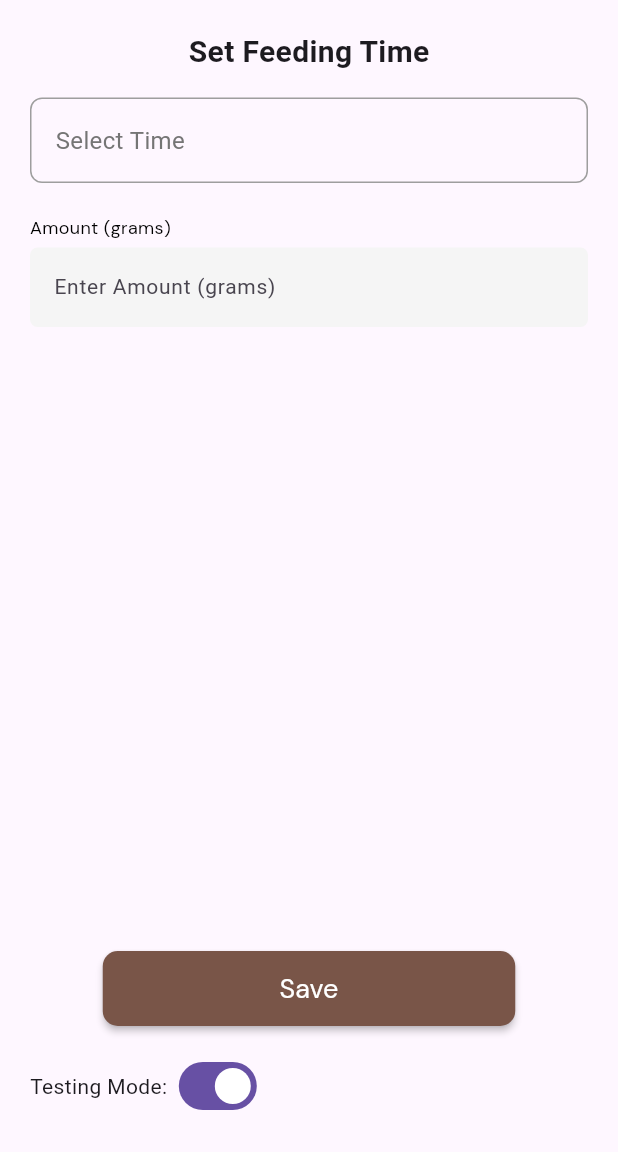
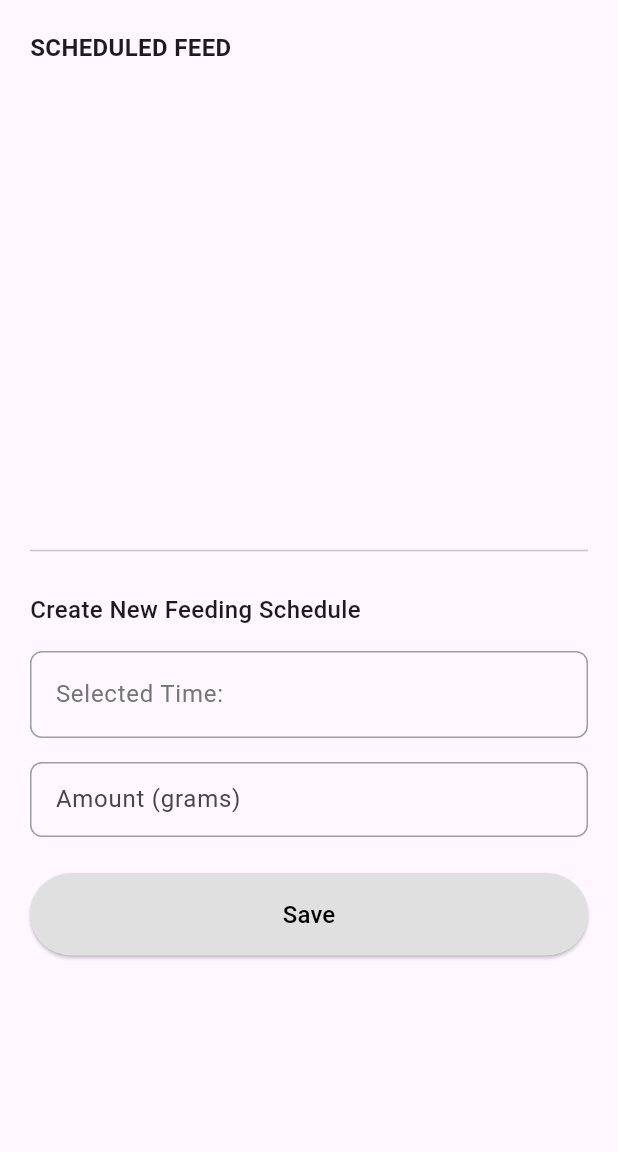
Before and after one commit to marku7/petFeeder, a Flutter app: the ScheduleFeedScreen screen opened directly, on a phone screen of 412 x 824 dp, the part 84-1236 px from its top. Run offline on Flutter 3.47's test engine with Material 3 defaults, Android fonts, the phone set to English and light mode, and no system bars; our stand-ins replace audioplayers, cloud_firestore, firebase_core, firebase_database, firebase_storage, fluttertoast and 3 more; accounts and stored records are empty; Roboto replaces fonts that are missing (QRegular).

Commit message:
created new UI for the scheduled feed

```diff
--- a/lib/screens/schedule_feed.dart
+++ b/lib/screens/schedule_feed.dart
@@ -1,5 +1,5 @@
 import 'package:flutter/material.dart';
-import 'package:http/http.dart' as http;
+import 'package:cloud_firestore/cloud_firestore.dart';
 import 'package:pet_feeder/screens/schedules_screen.dart';
 import 'package:pet_feeder/services/add_schedule_feed.dart';
 import 'package:pet_feeder/utils/colors.dart';
@@ -20,68 +20,15 @@ class _ScheduleFeedScreenState extends State<ScheduleFeedScreen> {
   // configurations
   static const String ipAddress = '192.168.1.1';
   static const int port = 80;
-  bool isTesting = true; // Add testing mode flag
+  bool isTesting = true;
 
   bool isRepeated = false;
   TimeOfDay? _selectedTime;
-  final gramsController = TextEditingController();
-
-  Future<bool> sendScheduleToHardware(TimeOfDay time, int grams) async {
-    if (isTesting) {
-      // for testing
-      print('TEST MODE: Setting schedule for ${time.format(context)} with $grams grams');
-      print('TEST MODE: HTTP Request Details:');
-      print('URL: http://$ipAddress:$port/schedule');
-      print('Method: POST');
-      print('Body: {');
-      print('  "hour": "${time.hour}",');
-      print('  "minute": "${time.minute}",');
-      print('  "grams": "$grams"');
-      print('}');
-      await Future.delayed(const Duration(seconds: 2)); // Simulate network delay
-      return true;
-    }
-
-    try {
-      print('Sending schedule to hardware: ${time.format(context)} with $grams grams');
-      print('HTTP Request Details:');
-      print('URL: http://$ipAddress:$port/schedule');
-      print('Method: POST');
-      print('Body: {');
-      print('  "hour": "${time.hour}",');
-      print('  "minute": "${time.minute}",');
-      print('  "grams": "$grams"');
-      print('}');
-
-      final response = await http.post(
-        Uri.parse('http://$ipAddress:$port/schedule'),
-        body: {
-          'hour': time.hour.toString(),
-          'minute': time.minute.toString(),
-          'grams': grams.toString(),
-        },
-      );
-
-      print('Hardware Response Details:');
-      print('Status Code: ${response.statusCode}');
-      print('Response Headers: ${response.headers}');
-      print('Response Body: ${response.body}');
-
-      return response.statusCode == 200;
-    } catch (e) {
-      print('Error sending schedule to hardware: $e');
-      print('Error Details:');
-      print('IP Address: $ipAddress');
-      print('Port: $port');
-      print('Time: ${time.format(context)}');
-      print('Grams: $grams');
-      return false;
-    }
-  }
+  final TextEditingController _gramsController = TextEditingController();
 
   @override
   void dispose() {
-    gramsController.dispose();
+    _gramsController.dispose();
     super.dispose();
   }
 
@@ -123,25 +70,98 @@ class _ScheduleFeedScreenState extends State<ScheduleFeedScreen> {
           ),
         ],
       ),
-      body: Center(
+      body: SingleChildScrollView(
         child: Padding(
           padding: const EdgeInsets.all(20.0),
           child: Column(
-            mainAxisAlignment: MainAxisAlignment.center,
-            crossAxisAlignment: CrossAxisAlignment.center,
+            crossAxisAlignment: CrossAxisAlignment.start,
             children: [
               const Text(
-                'Set Feeding Time',
+                'SCHEDULED FEED',
                 style: TextStyle(
-                  fontSize: 20,
+                  fontSize: 16,
                   fontWeight: FontWeight.bold,
                 ),
               ),
               const SizedBox(height: 16),
-              Row(
+              SizedBox(
+                height: 300,
+                child: StreamBuilder<QuerySnapshot>(
+                  stream: FirebaseFirestore.instance
+                      .collection('Schedule Feed')
+                      .snapshots(),
+                  builder: (context, snapshot) {
+                    if (snapshot.hasError) {
+                      return const Center(child: Text('Error loading schedules'));
+                    }
+                    if (snapshot.connectionState == ConnectionState.waiting) {
+                      return const Center(child: CircularProgressIndicator());
+                    }
+
+                    final schedules = snapshot.data?.docs ?? [];
+
+                    return ListView.builder(
+                      itemCount: schedules.length,
+                      itemBuilder: (context, index) {
+                        final schedule = schedules[index];
+                        return Padding(
+                          padding: const EdgeInsets.symmetric(vertical: 8.0),
+                          child: Row(
                             children: [
-                  Expanded(
-                    child: GestureDetector(
+                              const Icon(Icons.calendar_today),
+                              const SizedBox(width: 16),
+                              Column(
+                                crossAxisAlignment: CrossAxisAlignment.start,
+                                children: [
+                                  Text(
+                                    '100 grams (demo)',
+                                    style: const TextStyle(
+                                      fontSize: 16,
+                                      fontWeight: FontWeight.bold,
+                                    ),
+                                  ),
+                                  Text(
+                                    '${schedule['time']} | ${schedule['month']}/${schedule['day']}/${schedule['year']}',
+                                    style: const TextStyle(
+                                      fontSize: 14,
+                                      color: Colors.grey,
+                                    ),
+                                  ),
+                                ],
+                              ),
+                            ],
+                          ),
+                        );
+                      },
+                    );
+                  },
+                ),
+              ),
+              const Divider(),
+              const SizedBox(height: 20),
+              const Text(
+                'Create New Feeding Schedule',
+                style: TextStyle(
+                  fontSize: 16,
+                  fontWeight: FontWeight.w500,
+                ),
+              ),
+              const SizedBox(height: 16),
+              Container(
+                decoration: BoxDecoration(
+                  border: Border.all(color: Colors.grey),
+                  borderRadius: BorderRadius.circular(8),
+                ),
+                child: ListTile(
+                  title: Text(
+                    _selectedTime != null
+                        ? '${_selectedTime!.format(context)}'
+                        : 'Selected Time:',
+                    style: TextStyle(
+                      color: Colors.grey[600],
+                      fontSize: 16,
+                    ),
+                  ),
                   onTap: () async {
                     TimeOfDay? selectedTime = await showTimePicker(
                       context: context,
@@ -151,100 +171,62 @@ class _ScheduleFeedScreenState extends State<ScheduleFeedScreen> {
                       setState(() {
                         _selectedTime = selectedTime;
                       });
-                          print('Selected time: ${selectedTime.format(context)}');
                     }
                   },
-                      child: Container(
-                        padding: const EdgeInsets.symmetric(
-                            vertical: 16, horizontal: 16),
+                ),
+              ),
+              const SizedBox(height: 16),
+              Container(
                 decoration: BoxDecoration(
                   border: Border.all(color: Colors.grey),
                   borderRadius: BorderRadius.circular(8),
                 ),
-                        child: Text(
-                          _selectedTime != null
-                              ? 'Selected Time: ${_selectedTime!.format(context)}'
-                              : 'Select Time',
-                          style:
-                              TextStyle(fontSize: 16, color: Colors.grey[600]),
+                child: TextField(
+                  controller: _gramsController,
+                  keyboardType: TextInputType.number,
+                  decoration: const InputDecoration(
+                    contentPadding: EdgeInsets.symmetric(horizontal: 16),
+                    border: InputBorder.none,
+                    hintText: 'Amount (grams)',
                   ),
                 ),
               ),
+              const SizedBox(height: 24),
+              SizedBox(
+                width: double.infinity,
+                child: ElevatedButton(
+                  style: ElevatedButton.styleFrom(
+                    backgroundColor: Colors.grey[300],
+                    padding: const EdgeInsets.symmetric(vertical: 16),
                   ),
-                ],
-              ),
-              const SizedBox(height: 16),
-              TextFieldWidget(
-                label: 'Amount (grams)',
-                controller: gramsController,
-                inputType: TextInputType.number,
-                hint: 'Enter amount in grams',
-              ),
-              const SizedBox(height: 32),
-              const Spacer(),
-              Center(
-                child: ButtonWidget(
-                  onPressed: () async {
-                    if (_selectedTime == null) {
-                      showToast('Please select a time first');
-                      return;
-                    }
-
-                    if (gramsController.text.isEmpty) {
-                      showToast('Please enter the amount of food');
-                      return;
-                    }
-
-                    int grams;
-                    try {
-                      grams = int.parse(gramsController.text);
-                      if (grams <= 0) {
-                        showToast('Please enter a valid amount');
-                        return;
-                      }
-                    } catch (e) {
-                      showToast('Please enter a valid number');
-                      return;
-                    }
-
-                    final hardwareSuccess = await sendScheduleToHardware(_selectedTime!, grams);
-
-                    if (!hardwareSuccess) {
-                      showToast('Failed to set schedule on hardware');
-                      return;
-                    }
-
+                  onPressed: () {
+                    if (_selectedTime != null && _gramsController.text.isNotEmpty) {
                       String formattedTime =
                           '${_selectedTime!.hour.toString().padLeft(2, '0')}:${_selectedTime!.minute.toString().padLeft(2, '0')}';
-
-                    print('Saving schedule locally: $formattedTime with $grams grams');
                       addScheduledFeed(
                         DateTime.now().year,
                         DateTime.now().month,
                         DateTime.now().day,
                         formattedTime,
-                      grams
+                        int.parse(_gramsController.text),
                       );
-
                       showToast('Feed Schedule saved!');
-                    print('Schedule saved successfully');
+                      _gramsController.clear();
+                      setState(() {
+                        _selectedTime = null;
+                      });
+                    } else {
+                      showToast('Please fill in all fields');
+                    }
                   },
-                  label: 'Save',
+                  child: const Text(
+                    'Save',
+                    style: TextStyle(
+                      color: Colors.black,
+                      fontSize: 16,
                     ),
                   ),
-              const SizedBox(height: 16),
-              Row(
-                children: [
-                  const Text('Testing Mode: '),
-                  Switch(
-                    value: isTesting,
-                    onChanged: (value) {
-                      setState(() {
-                        isTesting = value;
-                      });
-                    },
                 ),
-                ],
               ),
             ],
           ),
```
Lines whose indentation alone changed are shown as unchanged.
